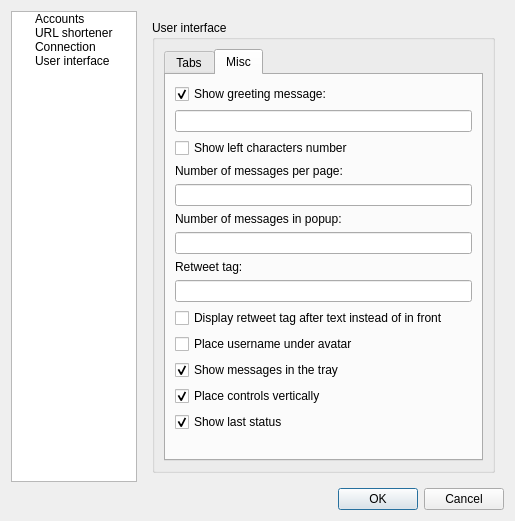
First picture: the form in branches/code-review/src/OptionsDialog.ui, repository asolfre/qwit, before the edit.
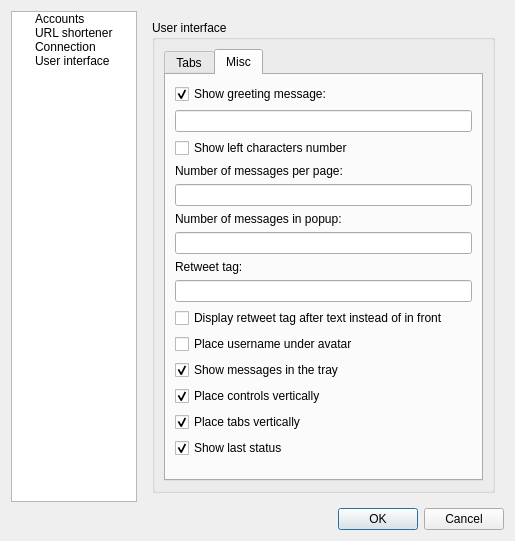
Second picture: the form after the edit. The open tabs and pages were chosen to show the change.

The edit to the form file:
```diff
--- a/branches/code-review/src/OptionsDialog.ui
+++ b/branches/code-review/src/OptionsDialog.ui
@@ -9,7 +9,7 @@
     <x>0</x>
     <y>0</y>
     <width>515</width>
-    <height>521</height>
+    <height>541</height>
    </rect>
   </property>
   <property name="acceptDrops" >
@@ -483,6 +483,16 @@
                       </property>
                      </widget>
                     </item>
+                    <item>
+                     <widget class="QCheckBox" name="placeTabsVerticallyCheckBox" >
+                      <property name="text" >
+                       <string>Place tabs vertically</string>
+                      </property>
+                      <property name="checked" >
+                       <bool>true</bool>
+                      </property>
+                     </widget>
+                    </item>
                     <item>
                      <widget class="QCheckBox" name="showLastStatusCheckBox" >
                       <property name="text" >
```
Left out of the diff: 2 changed lines with no effect on the pictures.
